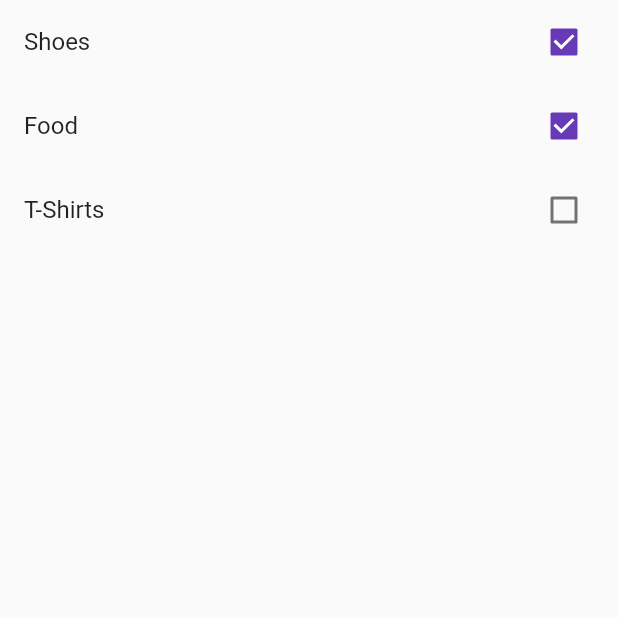
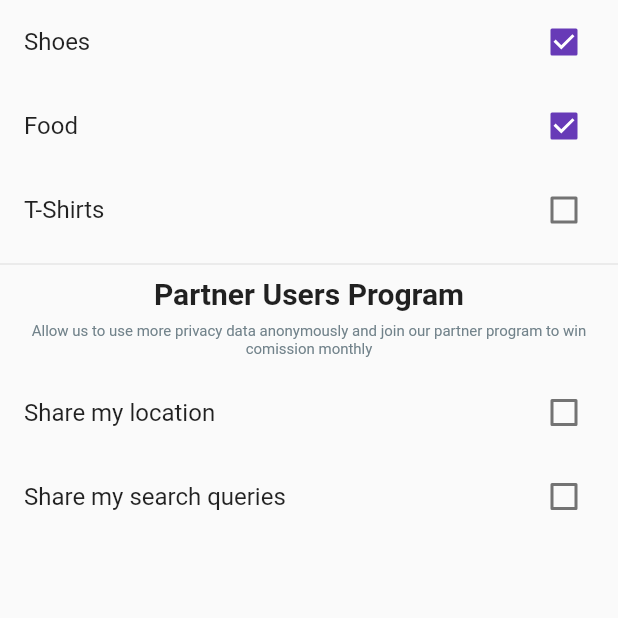
Before and after one commit to ikerfah/HuaweiJunction2021, a Flutter app: the InterestsScreen screen opened by its route, on a phone screen of 412 x 824 dp, the top half of it. Run offline on Flutter 3.47's test engine with Material 2 defaults, Android fonts, the phone set to English and light mode, and no system bars; our stand-ins replace card_swiper; missing offline and left inert: huawei_hmsavailability, huawei_location, huawei_map, huawei_scan.

Commit message:
Add partner program

```diff
--- a/lib/ui/profile/InterestsScreen.dart
+++ b/lib/ui/profile/InterestsScreen.dart
@@ -1,4 +1,5 @@
 import 'package:HMSFlutter/core/models/Interest.dart';
+import 'package:HMSFlutter/utils/Colors.dart';
 import 'package:HMSFlutter/viewmodels/MainViewModel.dart';
 import 'package:flutter/material.dart';
 import 'package:provider/provider.dart';
@@ -16,8 +17,10 @@ class _InterestsScreenState extends State<InterestsScreen> {
     return Consumer<MainViewModel>(
       builder: (context, mainViewModel, child) {
         List<Interest> interests = mainViewModel.getInterests(excludeAll: true);
-        return Container(
-          child: ListView.builder(
+        return Column(
+          children: [
+            ListView.builder(
+              shrinkWrap: true,
               itemCount: interests.length,
               itemBuilder: (context, index) {
                 Interest interest = interests[index];
@@ -30,6 +33,37 @@ class _InterestsScreenState extends State<InterestsScreen> {
                 );
               },
             ),
+            Divider(),
+            Text(
+              "Partner Users Program",
+              style: TextStyle(fontWeight: FontWeight.bold, fontSize: 20.0),
+            ),
+            Padding(
+              padding: const EdgeInsets.all(8.0),
+              child: Text(
+                "Allow us to use more privacy data anonymously and join our partner program to win comission monthly",
+                style: TextStyle(
+                  fontSize: 10.0,
+                  color: grayed,
+                ),
+                textAlign: TextAlign.center,
+              ),
+            ),
+            CheckboxListTile(
+              value: mainViewModel.shareYourLocation,
+              title: Text("Share my location"),
+              onChanged: (value) {
+                mainViewModel.toggleShareYourLocation();
+              },
+            ),
+            CheckboxListTile(
+              value: mainViewModel.shareYourSearches,
+              title: Text("Share my search queries"),
+              onChanged: (value) {
+                mainViewModel.toggleShareYourSearches();
+              },
+            )
+          ],
         );
       },
     );
--- a/lib/viewmodels/MainViewModel.dart
+++ b/lib/viewmodels/MainViewModel.dart
@@ -97,6 +97,19 @@ class MainViewModel extends ChangeNotifier {
   late List<Interest> _interests;
   late Interest selectedInterest;
   int claimedAmount = 250;
+
+  bool shareYourLocation = false;
+  bool shareYourSearches = false;
+  void toggleShareYourLocation(){
+    shareYourLocation = !shareYourLocation;
+    notifyListeners();
+  }
+
+  void toggleShareYourSearches(){
+    shareYourSearches = !shareYourSearches;
+    notifyListeners();
+  }
+
   List<Deal> getExclusiveDeals() {
     return _deals.where((deal) => deal.isExclusive).toList();
   }
```
Lines whose indentation alone changed are shown as unchanged.
